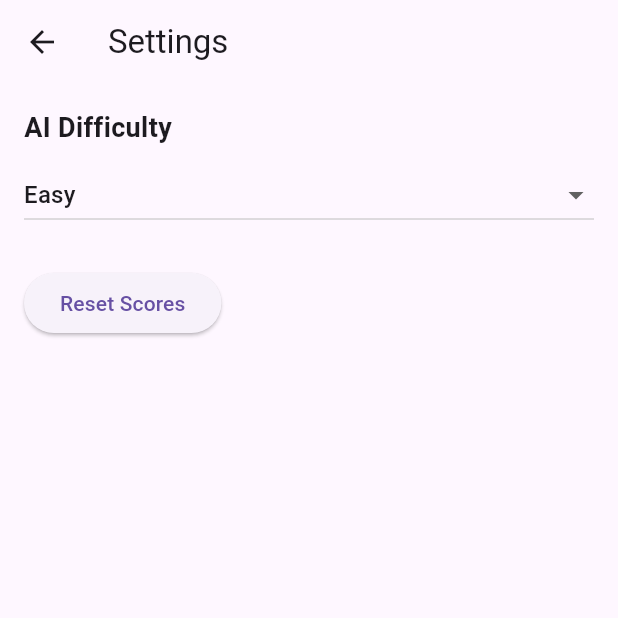
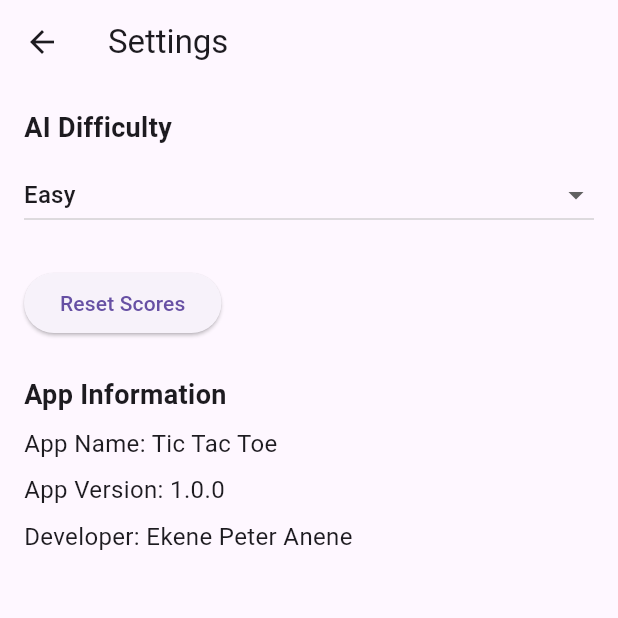
Before and after one commit to anenepeter/tic_tac_toe_flutter, a Flutter app: the SettingsScreen screen opened by its route, on a phone screen of 412 x 824 dp, the top half of it. Run offline on Flutter 3.47's test engine with Material 3 defaults, Android fonts, the phone set to English and light mode, and no system bars; our stand-ins replace shared_preferences; accounts and stored records are empty.

Commit message:
Add app information section to settings screen with app name, version, and developer details

```diff
--- a/lib/screens/settings_screen.dart
+++ b/lib/screens/settings_screen.dart
@@ -59,6 +59,29 @@ class SettingsScreen extends StatelessWidget {
                   },
                   child: const Text('Reset Scores'),
                 ),
+                const SizedBox(height: 24),
+                const Text(
+                  'App Information',
+                  style: TextStyle(
+                    fontSize: 18,
+                    fontWeight: FontWeight.bold,
+                  ),
+                ),
+                const SizedBox(height: 8),
+                const Text(
+                  'App Name: Tic Tac Toe',
+                  style: TextStyle(fontSize: 16),
+                ),
+                const SizedBox(height: 8),
+                const Text(
+                  'App Version: 1.0.0',
+                  style: TextStyle(fontSize: 16),
+                ),
+                const SizedBox(height: 8),
+                const Text(
+                  'Developer: Ekene Peter Anene',
+                  style: TextStyle(fontSize: 16),
+                ),
               ],
             ),
           );
```
